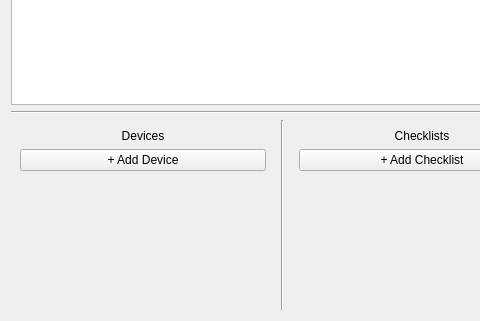
Before: the Qt Designer form atef/ui/config_group.ui in pcdshub/atef, drawn with Qt 5; both pictures show x 0 to 480 and y 173 to 494 of the 565 by 494 pixel window.
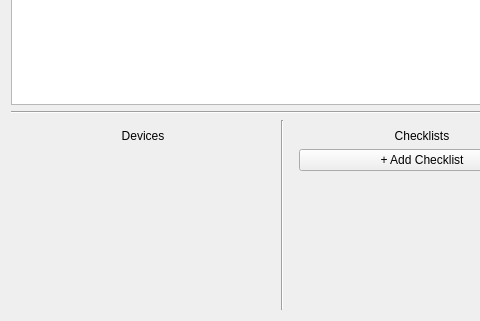
After: the same form once the commit is applied.

Commit message: REF: hook up device list with the happi search tool

What changed in the file:
```diff
--- a/atef/ui/config_group.ui
+++ b/atef/ui/config_group.ui
@@ -134,13 +134,6 @@
           </property>
          </layout>
         </item>
-        <item>
-         <widget class="QPushButton" name="add_devices_button">
-          <property name="text">
-           <string>+ Add Device</string>
-          </property>
-         </widget>
-        </item>
         <item>
          <spacer name="verticalSpacer">
           <property name="orientation">
```
The commit also changes 4 other files.
